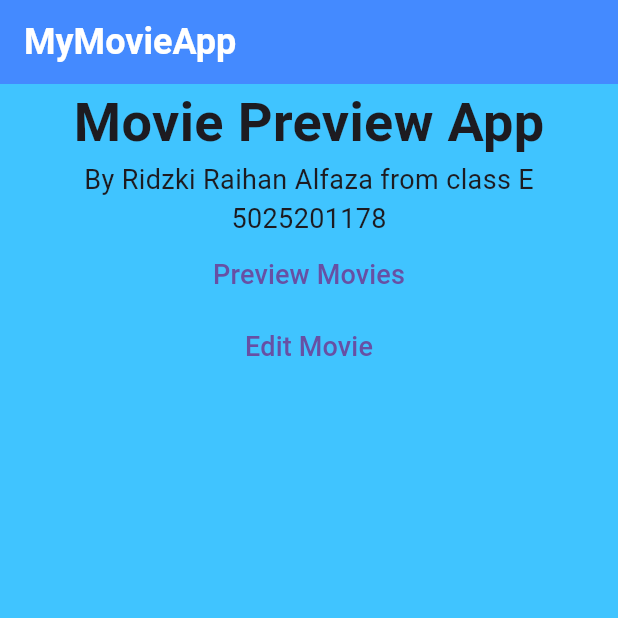
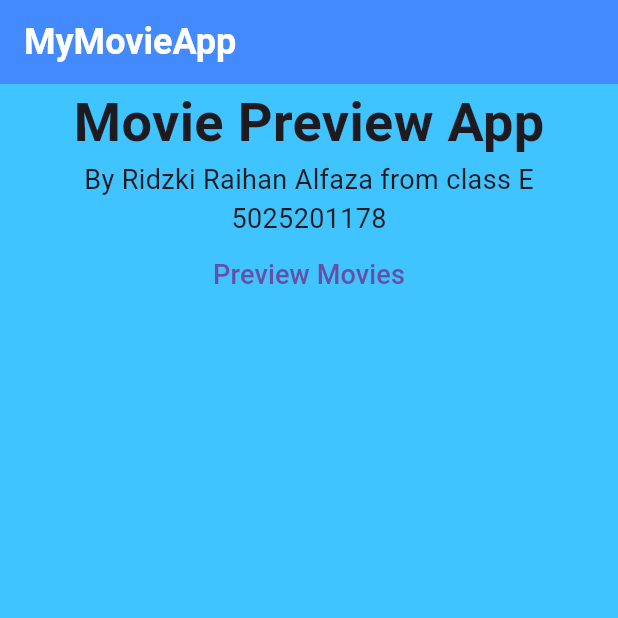
Before and after one commit to Alffaza/ppb_midterms, a Flutter app: the screen it shows after launch, on a phone screen of 412 x 824 dp, the top half of it. Run offline on Flutter 3.47's test engine with Material 3 defaults, Android fonts, the phone set to English and light mode, and no system bars; our stand-ins replace sqflite; accounts and stored records are empty.

Commit message:
edit main page a bit

```diff
--- a/lib/pages/home_page.dart
+++ b/lib/pages/home_page.dart
@@ -96,16 +96,7 @@ class _HomeState extends State<HomePage> {
                       )
                 )
             ),
-            TextButton(
-                onPressed: () {},
-                child: const Text(
-                    "Edit Movie",
-                    style:
-                    TextStyle(
-                      fontSize: 18,
-                    )
-                )
-            ),
+
           ],
         ),
       )
```
